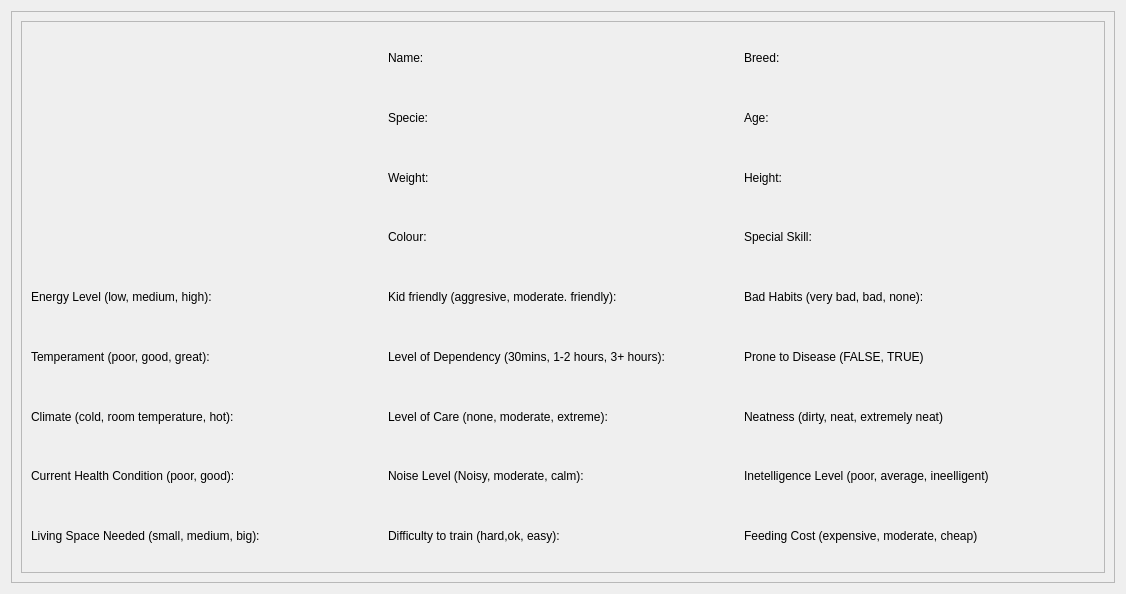
ducongo/comp3004winter2019, file cuac/viewanimaldialog.ui: the form before one commit.
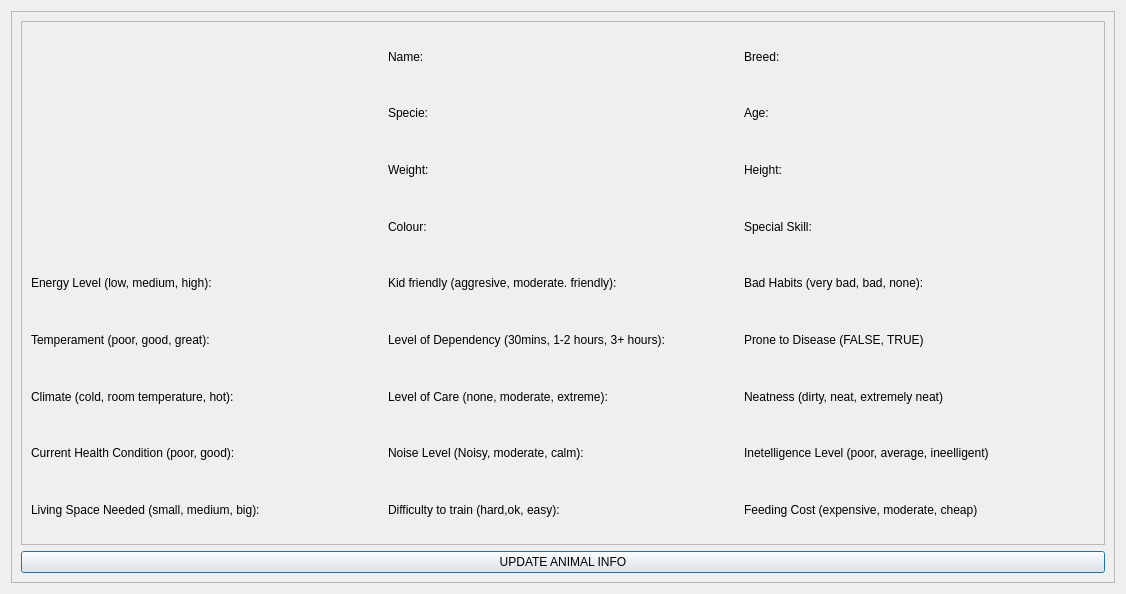
The form after the commit.

Commit message: Add animal ui completed just need to add db functionality

```diff
--- a/cuac/viewanimaldialog.ui
+++ b/cuac/viewanimaldialog.ui
@@ -40,7 +40,7 @@
             <x>0</x>
             <y>0</y>
             <width>1086</width>
-            <height>554</height>
+            <height>523</height>
            </rect>
           </property>
           <layout class="QGridLayout" name="gridLayout_2">
@@ -212,6 +212,13 @@
          </widget>
         </widget>
        </item>
+       <item row="1" column="0">
+        <widget class="QPushButton" name="update_button">
+         <property name="text">
+          <string>UPDATE ANIMAL INFO</string>
+         </property>
+        </widget>
+       </item>
       </layout>
      </widget>
     </widget>
```
The commit also changes 5 other files.
